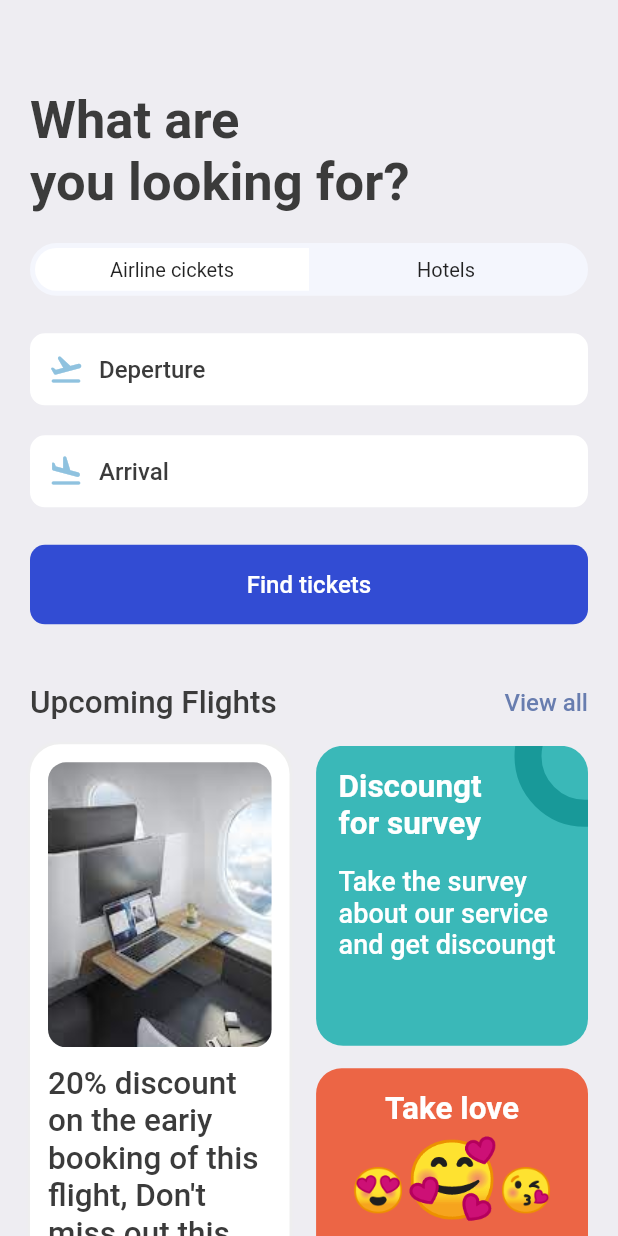
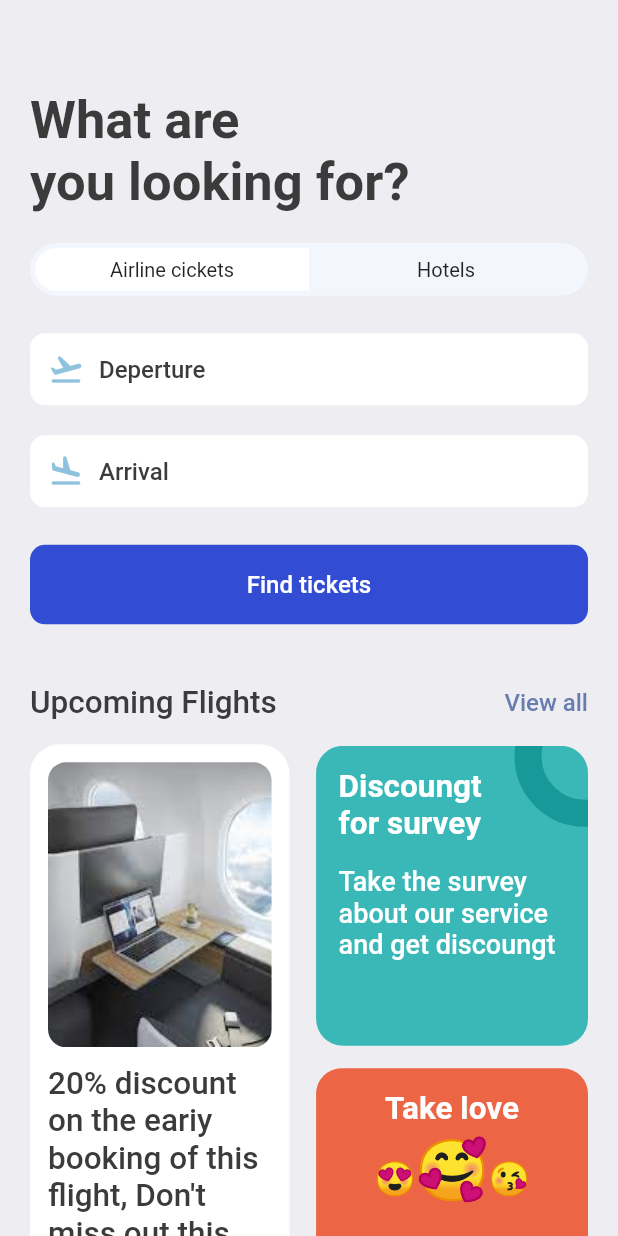
Before and after one commit to darshak-vaghamshi/book_ticket, a Flutter app: the SearchScreen screen opened directly, on a phone screen of 412 x 824 dp. Run offline on Flutter 3.47's test engine with Material 2 defaults, Android fonts, the phone set to English and light mode, and no system bars; our stand-ins replace barcode_widget, fluentui_icons, gap, get.

Commit message:
Updata Data

```diff
--- a/lib/home_page/ticket_view.dart
+++ b/lib/home_page/ticket_view.dart
@@ -89,7 +89,7 @@ class TicketView extends StatelessWidget {
                     mainAxisAlignment: MainAxisAlignment.spaceBetween,
                     children: [
                       SizedBox(
-                        width: AppLayout.getWidth(100),
+                        width: AppLayout.getWidth(90),
                         child: Text(ticket['from']['name'],
                             style: isColor == null
                                 ? Styles.headlineStyle4
--- a/lib/search_page/search_screen.dart
+++ b/lib/search_page/search_screen.dart
@@ -178,15 +178,15 @@ class SearchScreen extends StatelessWidget {
                             text: const TextSpan(children: [
                           TextSpan(
                             text: '😍',
-                            style: TextStyle(fontSize: 29),
+                            style: TextStyle(fontSize: 22),
                           ),
                           TextSpan(
                             text: '🥰',
-                            style: TextStyle(fontSize: 50),
+                            style: TextStyle(fontSize: 39),
                           ),
                           TextSpan(
                             text: '😘',
-                            style: TextStyle(fontSize: 29),
+                            style: TextStyle(fontSize: 22),
                           )
                         ]))
                       ],
--- a/lib/tickets_page/tickets_screen.dart
+++ b/lib/tickets_page/tickets_screen.dart
@@ -38,9 +38,6 @@ class TicketsScreen extends StatelessWidget {
                   ticket: ticketList[0],
                   isColor: true,
                 ),
-              ),
-              const SizedBox(
-                height: 1,
               ),
               Container(
                 padding:
```
Also changed, not shown: 6 other files.
